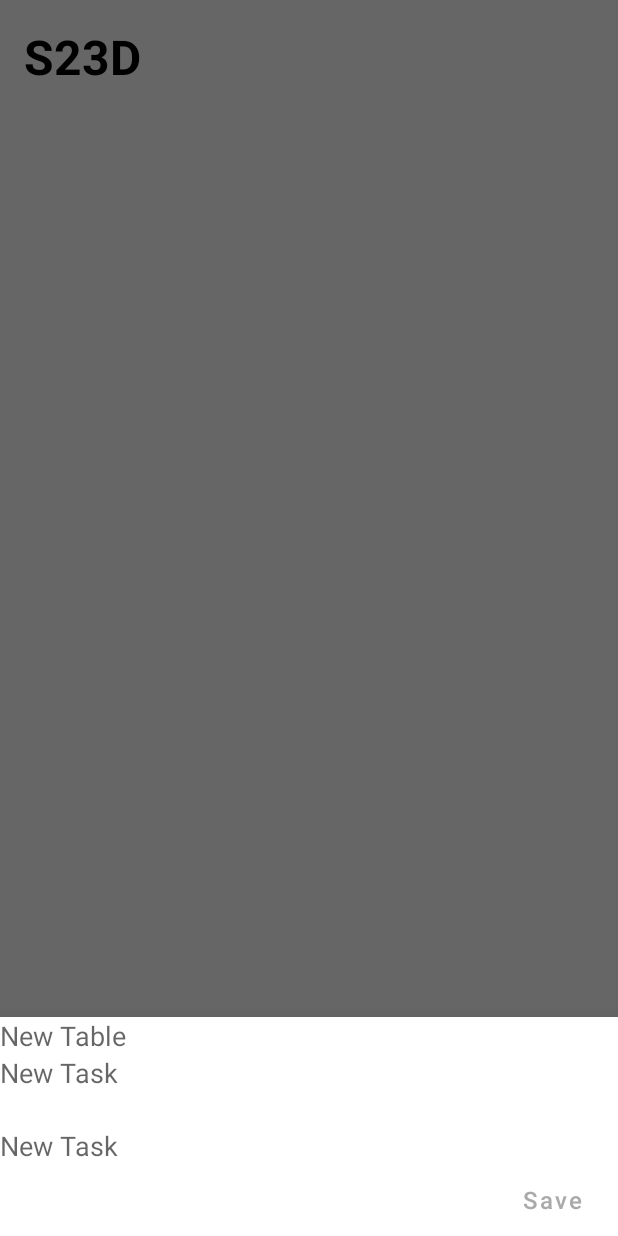
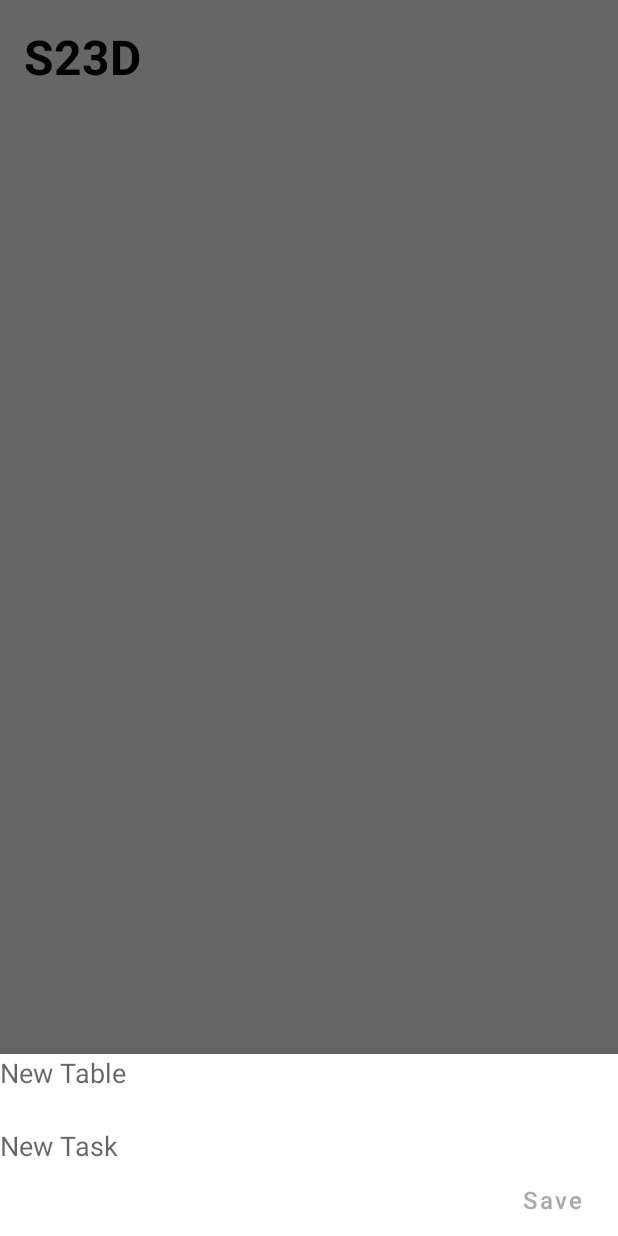
Before and after one commit to pure38523/ListappProject, an Android app: the screen it shows after launch (MainActivity), after a tap on an icon or button, on a phone screen of 412 x 824 dp. Run offline under Robolectric (Android 15) with nearby library versions, the light colour scheme and no system bars.

Commit message:
Fix double input

```diff
--- a/app/src/main/res/layout/new_task.xml
+++ b/app/src/main/res/layout/new_task.xml
@@ -3,6 +3,7 @@
     xmlns:android="http://schemas.android.com/apk/res/android"
     android:layout_width="match_parent"
     android:layout_height="wrap_content">
+
     <LinearLayout
         android:layout_width="match_parent"
         android:layout_height="wrap_content"
@@ -16,22 +17,9 @@
             android:hint="New Table"
             android:textAppearance="@style/TextAppearance.AppCompat.Medium"/>
 
-        <LinearLayout
-            android:layout_width="match_parent"
-            android:layout_height="wrap_content"
-            android:orientation="vertical">
-
-            <EditText
-                android:id="@+id/newTaskText"
-                android:layout_width="match_parent"
-                android:layout_height="wrap_content"
-                android:background="@null"
-                android:hint="New Task"
-                android:textAppearance="@style/TextAppearance.AppCompat.Medium"/>
-
         <EditText
             android:layout_marginTop="24dp"
-                android:id="@+id/newTaskText2"
+            android:id="@+id/newTaskText"
             android:layout_width="match_parent"
             android:layout_height="wrap_content"
             android:background="@null"
@@ -46,7 +34,6 @@
                 android:layout_width="0dp"
                 android:layout_height="0dp"
                 android:layout_weight="1" />
-
             <Button
                 android:id="@+id/newTaskButton"
                 android:layout_width="wrap_content"
@@ -59,6 +46,4 @@
         </LinearLayout>
     </LinearLayout>
 
-    </LinearLayout>
-
 </RelativeLayout>
```
Lines whose indentation alone changed are shown as unchanged.
